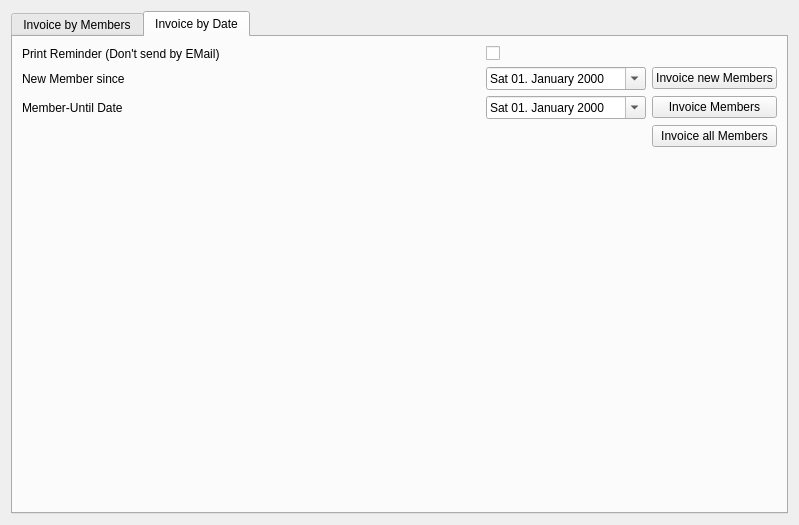
Before: the Qt Designer form forms/invoicewizard.ui in LukyLuke/PiTres, drawn with Qt 5.
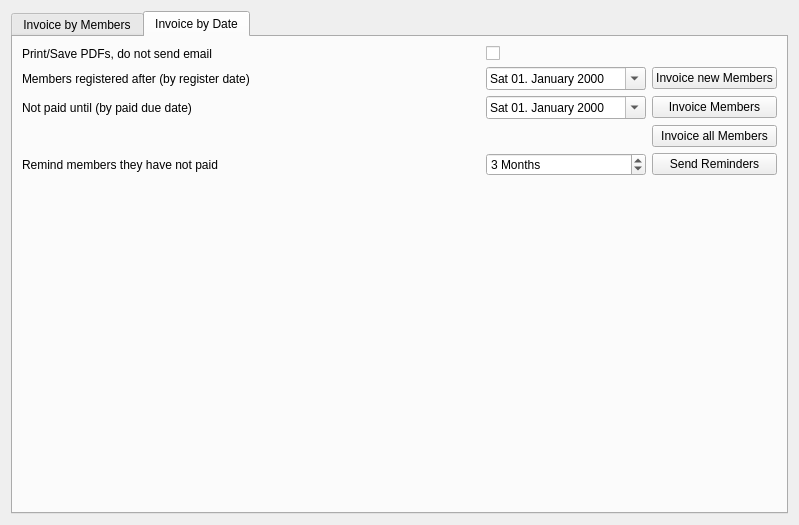
After: the same form once the commit is applied. The open tabs and pages were chosen to show the change. Icons and pictures are not drawn.

```diff
--- a/forms/invoicewizard.ui
+++ b/forms/invoicewizard.ui
@@ -127,6 +127,13 @@
        <string>Invoice by Date</string>
       </attribute>
       <layout class="QGridLayout" name="gridLayout_2">
+       <item row="6" column="2">
+        <widget class="QPushButton" name="btnSendReminder">
+         <property name="text">
+          <string>Send Reminders</string>
+         </property>
+        </widget>
+       </item>
        <item row="5" column="2">
         <widget class="QPushButton" name="btnInvoiceAll">
          <property name="text">
@@ -141,19 +148,6 @@
          </property>
         </widget>
        </item>
-       <item row="5" column="0">
-        <spacer name="horizontalSpacer_2">
-         <property name="orientation">
-          <enum>Qt::Horizontal</enum>
-         </property>
-         <property name="sizeHint" stdset="0">
-          <size>
-           <width>40</width>
-           <height>20</height>
-          </size>
-         </property>
-        </spacer>
-       </item>
        <item row="3" column="2">
         <widget class="QPushButton" name="btnInvoiceNew">
          <property name="text">
@@ -161,23 +155,10 @@
          </property>
         </widget>
        </item>
-       <item row="6" column="0">
-        <spacer name="verticalSpacer">
-         <property name="orientation">
-          <enum>Qt::Vertical</enum>
-         </property>
-         <property name="sizeHint" stdset="0">
-          <size>
-           <width>20</width>
-           <height>40</height>
-          </size>
-         </property>
-        </spacer>
-       </item>
        <item row="3" column="0">
         <widget class="QLabel" name="label_2">
          <property name="text">
-          <string>New Member since</string>
+          <string>Members registered after (by register date)</string>
          </property>
         </widget>
        </item>
@@ -194,7 +175,7 @@
        <item row="4" column="0">
         <widget class="QLabel" name="label_4">
          <property name="text">
-          <string>Member-Until Date</string>
+          <string>Not paid until (by paid due date)</string>
          </property>
         </widget>
        </item>
@@ -218,13 +199,59 @@
        <item row="2" column="0">
         <widget class="QLabel" name="label_3">
          <property name="text">
-          <string>Print Reminder (Don't send by EMail)</string>
+          <string>Print/Save PDFs, do not send email</string>
          </property>
          <property name="wordWrap">
           <bool>true</bool>
          </property>
         </widget>
        </item>
+       <item row="7" column="2">
+        <spacer name="verticalSpacer">
+         <property name="orientation">
+          <enum>Qt::Vertical</enum>
+         </property>
+         <property name="sizeHint" stdset="0">
+          <size>
+           <width>20</width>
+           <height>40</height>
+          </size>
+         </property>
+        </spacer>
+       </item>
+       <item row="7" column="0">
+        <spacer name="horizontalSpacer_2">
+         <property name="orientation">
+          <enum>Qt::Horizontal</enum>
+         </property>
+         <property name="sizeHint" stdset="0">
+          <size>
+           <width>40</width>
+           <height>20</height>
+          </size>
+         </property>
+        </spacer>
+       </item>
+       <item row="6" column="0">
+        <widget class="QLabel" name="label_5">
+         <property name="text">
+          <string>Remind members they have not paid</string>
+         </property>
+        </widget>
+       </item>
+       <item row="6" column="1">
+        <widget class="QSpinBox" name="reminderChooser">
+         <property name="suffix">
+          <string> Months</string>
+         </property>
+         <property name="maximum">
+          <number>240</number>
+         </property>
+         <property name="value">
+          <number>3</number>
+         </property>
+        </widget>
+       </item>
       </layout>
      </widget>
     </widget>
```
